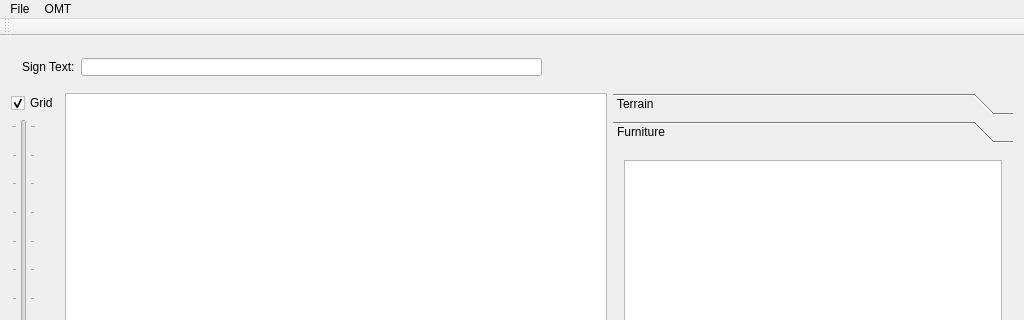
vache/BuildingEditor, file buildingeditor.ui: the form before one commit; both pictures show x 0 to 1024 and y 0 to 320 of the 1024 by 768 pixel window.
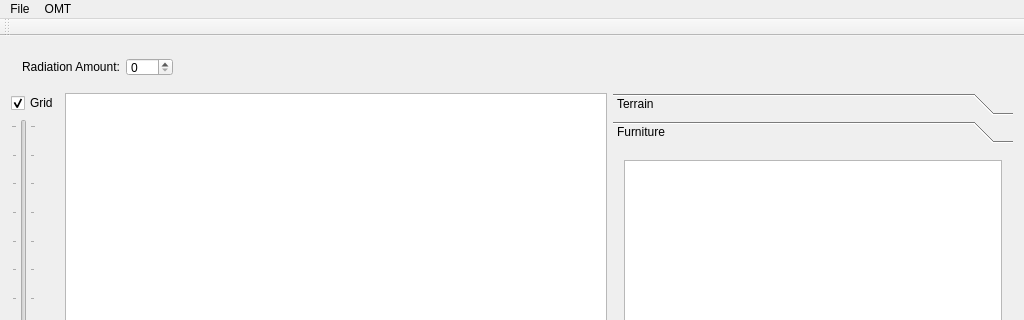
The form after the commit. The open tabs and pages were chosen to show the change. Custom widgets are drawn as their Qt base class.

```diff
--- a/buildingeditor.ui
+++ b/buildingeditor.ui
@@ -24,7 +24,7 @@
        </size>
       </property>
       <property name="currentIndex">
-       <number>1</number>
+       <number>5</number>
       </property>
       <widget class="QWidget" name="itemGroupEditor">
        <layout class="QHBoxLayout" name="horizontalLayout">
@@ -323,6 +323,37 @@
         </item>
        </layout>
       </widget>
+      <widget class="QWidget" name="radiationEditor">
+       <layout class="QHBoxLayout" name="horizontalLayout_3">
+        <item>
+         <widget class="QLabel" name="label_2">
+          <property name="text">
+           <string>Radiation Amount:</string>
+          </property>
+         </widget>
+        </item>
+        <item>
+         <widget class="QSpinBox" name="radiationAmount">
+          <property name="maximum">
+           <number>320</number>
+          </property>
+         </widget>
+        </item>
+        <item>
+         <spacer name="horizontalSpacer_6">
+          <property name="orientation">
+           <enum>Qt::Horizontal</enum>
+          </property>
+          <property name="sizeHint" stdset="0">
+           <size>
+            <width>40</width>
+            <height>20</height>
+           </size>
+          </property>
+         </spacer>
+        </item>
+       </layout>
+      </widget>
      </widget>
     </item>
     <item>
```
Left out of the diff: 40 changed lines with no effect on the pictures.
